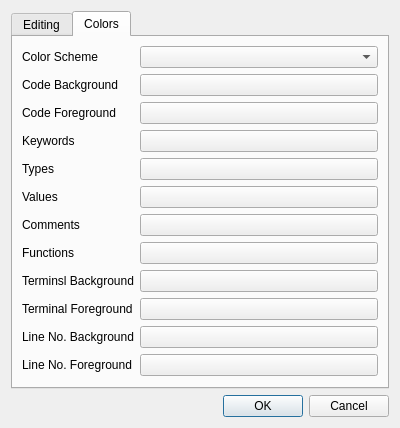
IanFinlayson/tetra, file source/ide/settings.ui: the form before one commit.
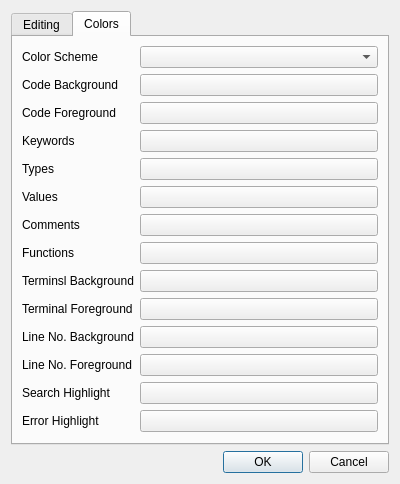
The form after the commit. The open tabs and pages were chosen to show the change.

Commit message: [IDE] make the error highlight and search highlight colors come from the color scheme, also fix minor bug in choosing color

What changed in the file:
```diff
--- a/source/ide/settings.ui
+++ b/source/ide/settings.ui
@@ -261,6 +261,34 @@
          </property>
         </widget>
        </item>
+       <item row="12" column="0">
+        <widget class="QLabel" name="label_17">
+         <property name="text">
+          <string>Search Highlight</string>
+         </property>
+        </widget>
+       </item>
+       <item row="12" column="1">
+        <widget class="QPushButton" name="search">
+         <property name="text">
+          <string/>
+         </property>
+        </widget>
+       </item>
+       <item row="13" column="0">
+        <widget class="QLabel" name="label_18">
+         <property name="text">
+          <string>Error Highlight</string>
+         </property>
+        </widget>
+       </item>
+       <item row="13" column="1">
+        <widget class="QPushButton" name="error">
+         <property name="text">
+          <string/>
+         </property>
+        </widget>
+       </item>
       </layout>
      </widget>
     </widget>
```
The commit also changes 9 other files.
